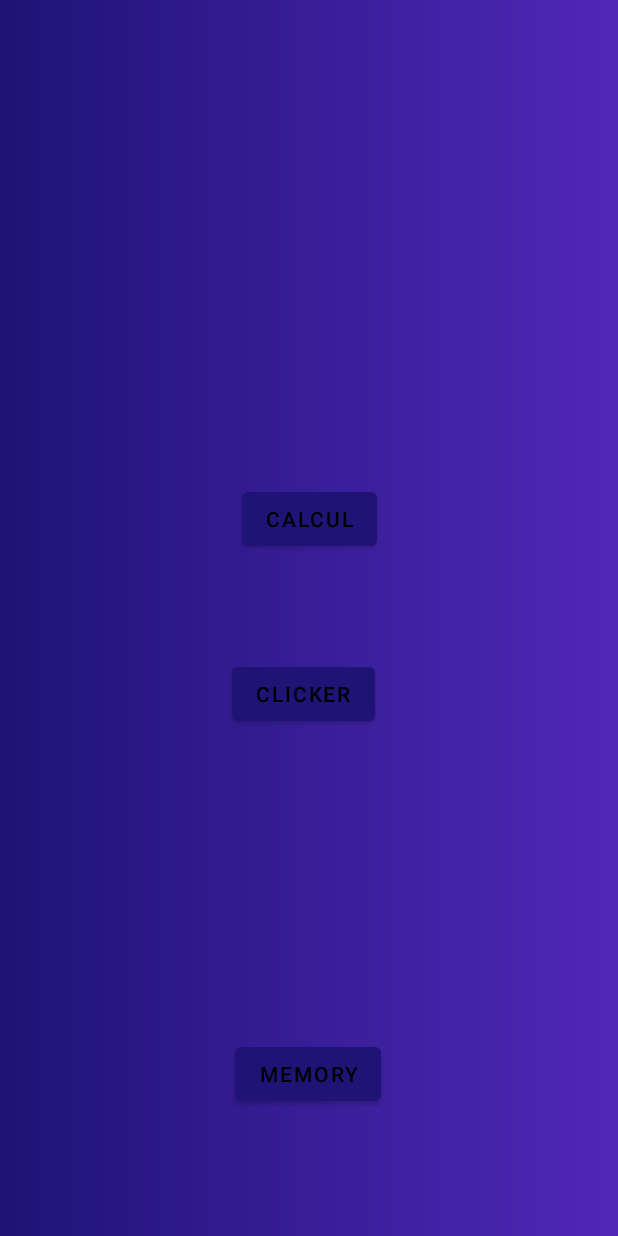
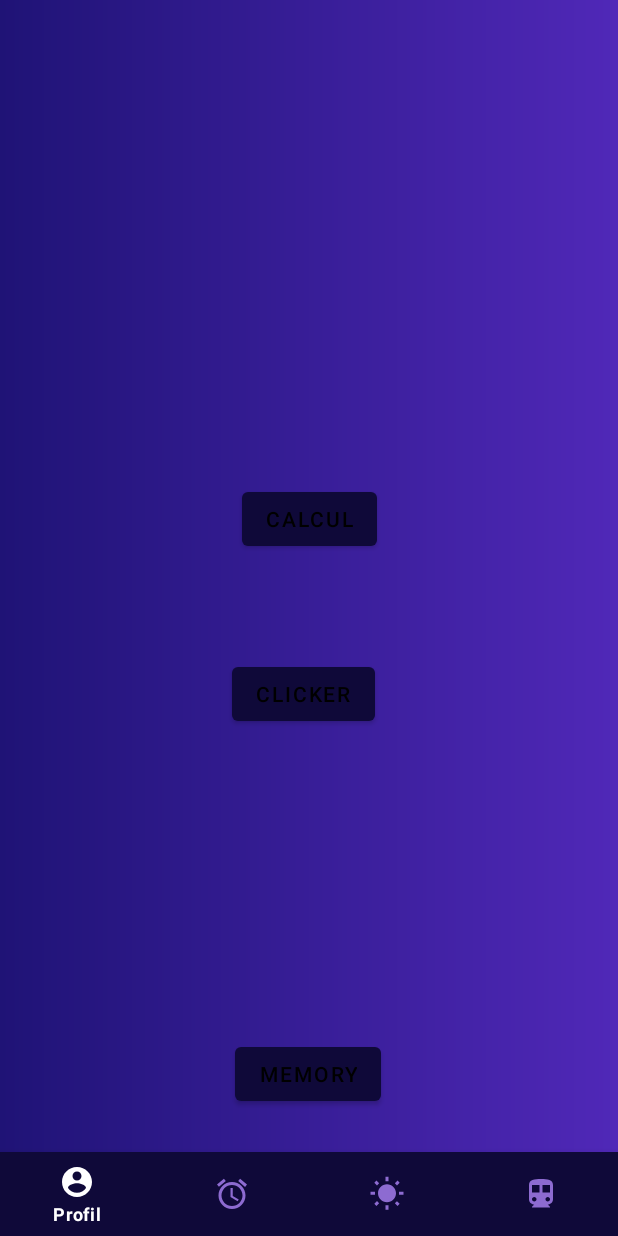
Before and after one commit to darlene-s/EtuMoov, an Android app: the screen it shows after launch (MainActivity), on a phone screen of 412 x 824 dp. Run offline under Robolectric (Android 15) with nearby library versions, the phone set to English and light mode, and no system bars.

Commit message:
navbar layout

```diff
--- /dev/null
+++ b/app/src/main/res/drawable/ic_meteo.xml
@@ -0,0 +1,10 @@
+<vector xmlns:android="http://schemas.android.com/apk/res/android"
+    android:width="24dp"
+    android:height="24dp"
+    android:viewportWidth="24"
+    android:viewportHeight="24"
+    android:tint="?attr/colorControlNormal">
+  <path
+      android:fillColor="@android:color/white"
+      android:pathData="M6.76,4.84l-1.8,-1.79 -1.41,1.41 1.79,1.79 1.42,-1.41zM4,10.5L1,10.5v2h3v-2zM13,0.55h-2L11,3.5h2L13,0.55zM20.45,4.46l-1.41,-1.41 -1.79,1.79 1.41,1.41 1.79,-1.79zM17.24,18.16l1.79,1.8 1.41,-1.41 -1.8,-1.79 -1.4,1.4zM20,10.5v2h3v-2h-3zM12,5.5c-3.31,0 -6,2.69 -6,6s2.69,6 6,6 6,-2.69 6,-6 -2.69,-6 -6,-6zM11,22.45h2L13,19.5h-2v2.95zM3.55,18.54l1.41,1.41 1.79,-1.8 -1.41,-1.41 -1.79,1.8z"/>
+</vector>
--- /dev/null
+++ b/app/src/main/res/drawable/ic_navigation.xml
@@ -0,0 +1,10 @@
+<vector xmlns:android="http://schemas.android.com/apk/res/android"
+    android:width="24dp"
+    android:height="24dp"
+    android:viewportWidth="24"
+    android:viewportHeight="24"
+    android:tint="?attr/colorControlNormal">
+  <path
+      android:fillColor="@android:color/white"
+      android:pathData="M12,2c-4.42,0 -8,0.5 -8,4v9.5C4,17.43 5.57,19 7.5,19L6,20.5v0.5h12v-0.5L16.5,19c1.93,0 3.5,-1.57 3.5,-3.5L20,6c0,-3.5 -3.58,-4 -8,-4zM7.5,17c-0.83,0 -1.5,-0.67 -1.5,-1.5S6.67,14 7.5,14s1.5,0.67 1.5,1.5S8.33,17 7.5,17zM11,11L6,11L6,6h5v5zM16.5,17c-0.83,0 -1.5,-0.67 -1.5,-1.5s0.67,-1.5 1.5,-1.5 1.5,0.67 1.5,1.5 -0.67,1.5 -1.5,1.5zM18,11h-5L13,6h5v5z"/>
+</vector>
--- /dev/null
+++ b/app/src/main/res/drawable/ic_profil.xml
@@ -0,0 +1,10 @@
+<vector xmlns:android="http://schemas.android.com/apk/res/android"
+    android:width="24dp"
+    android:height="24dp"
+    android:viewportWidth="24"
+    android:viewportHeight="24"
+    android:tint="?attr/colorControlNormal">
+  <path
+      android:fillColor="@android:color/white"
+      android:pathData="M12,2C6.48,2 2,6.48 2,12s4.48,10 10,10 10,-4.48 10,-10S17.52,2 12,2zM12,5c1.66,0 3,1.34 3,3s-1.34,3 -3,3 -3,-1.34 -3,-3 1.34,-3 3,-3zM12,19.2c-2.5,0 -4.71,-1.28 -6,-3.22 0.03,-1.99 4,-3.08 6,-3.08 1.99,0 5.97,1.09 6,3.08 -1.29,1.94 -3.5,3.22 -6,3.22z"/>
+</vector>
--- /dev/null
+++ b/app/src/main/res/drawable/ic_reveil.xml
@@ -0,0 +1,10 @@
+<vector xmlns:android="http://schemas.android.com/apk/res/android"
+    android:width="24dp"
+    android:height="24dp"
+    android:viewportWidth="24"
+    android:viewportHeight="24"
+    android:tint="?attr/colorControlNormal">
+  <path
+      android:fillColor="@android:color/white"
+      android:pathData="M22,5.72l-4.6,-3.86 -1.29,1.53 4.6,3.86L22,5.72zM7.88,3.39L6.6,1.86 2,5.71l1.29,1.53 4.59,-3.85zM12.5,8L11,8v6l4.75,2.85 0.75,-1.23 -4,-2.37L12.5,8zM12,4c-4.97,0 -9,4.03 -9,9s4.02,9 9,9c4.97,0 9,-4.03 9,-9s-4.03,-9 -9,-9zM12,20c-3.87,0 -7,-3.13 -7,-7s3.13,-7 7,-7 7,3.13 7,7 -3.13,7 -7,7z"/>
+</vector>
--- /dev/null
+++ b/app/src/main/res/drawable/selector.xml
@@ -0,0 +1,13 @@
+<?xml version="1.0" encoding="utf-8"?>
+<selector xmlns:android="http://schemas.android.com/apk/res/android">
+    <item
+        android:state_selected="true"
+        android:color="@android:color/white"
+        />
+    <item
+        android:state_selected="false"
+        android:color="@color/light_purple"
+        />
+
+
+</selector>
--- a/app/src/main/res/layout/activity_main.xml
+++ b/app/src/main/res/layout/activity_main.xml
@@ -42,4 +42,18 @@
         app:layout_constraintStart_toStartOf="parent"
         app:layout_constraintTop_toTopOf="parent"
         app:layout_constraintVertical_bias="0.681" />
+
+    <RelativeLayout
+        android:layout_width="match_parent"
+        android:layout_height="match_parent">
+        <com.google.android.material.bottomnavigation.BottomNavigationView
+            android:layout_width="match_parent"
+            android:layout_height="wrap_content"
+            android:id="@+id/bottom_nav"
+            app:itemBackground="@color/dark_blue"
+            app:itemTextColor="@drawable/selector"
+            app:itemIconTint="@drawable/selector"
+            app:menu="@menu/menu_nav"
+            android:layout_alignParentBottom="true"/>
+    </RelativeLayout>
 </androidx.constraintlayout.widget.ConstraintLayout>
--- /dev/null
+++ b/app/src/main/res/menu/menu_nav.xml
@@ -0,0 +1,21 @@
+<?xml version="1.0" encoding="utf-8"?>
+<menu xmlns:android="http://schemas.android.com/apk/res/android">
+    <item
+        android:id="@+id/profil"
+        android:title="@string/label_profil"
+        android:icon="@drawable/ic_profil"/>
+    <item
+        android:id="@+id/reveil"
+        android:title="@string/label_edt"
+        android:icon="@drawable/ic_reveil"/>
+    <item
+        android:id="@+id/meteo"
+        android:title="@string/label_reveil"
+        android:icon="@drawable/ic_meteo"/>
+    <item
+        android:id="@+id/navigation"
+        android:title="@string/label_MoovinTime"
+        android:icon="@drawable/ic_navigation"/>
+
+
+</menu>
--- a/app/src/main/res/values/strings.xml
+++ b/app/src/main/res/values/strings.xml
@@ -5,7 +5,7 @@
     <string name="votre_prenom">Votre prénom</string>
 
 
-    <!-- ************** Jeux  **************-->
+    <!-- ************** Jeux  ************** -->
 
     <string name="label_img">Image</string>
     <string name="label_calcul">Calcul</string>
@@ -14,5 +14,10 @@
     <string name="label_score">Score :</string>
     <string name="txt_regle_clicker">Cliquez sur l\'image pour la faire disparaître !</string>
 
+    <!-- **************  Nav  ************** -->
+    <string name="label_profil">Profil</string>
+    <string name="label_MoovinTime">Moovintime</string>
+    <string name="label_edt">EDT</string>
+    <string name="label_reveil">Réveil</string>
 
 </resources>
--- a/app/src/main/res/values/themes.xml
+++ b/app/src/main/res/values/themes.xml
@@ -2,13 +2,13 @@
     <!-- Base application theme. -->
     <style name="Theme.EtuMoov" parent="Theme.MaterialComponents.DayNight.NoActionBar">
         <!-- Primary brand color. -->
-        <item name="colorPrimary">@color/deep_blue</item>
-        <item name="colorPrimaryVariant">@color/midnight_blue</item>
+        <item name="colorPrimary">@color/dark_blue</item>
+        <item name="colorPrimaryVariant">@color/dark_purple</item>
         <item name="colorOnPrimary">@color/black</item>
         <!-- Secondary brand color. -->
         <item name="colorSecondary">@color/deep_blue</item>
-        <item name="colorSecondaryVariant">@color/midnight_blue</item>
-        <item name="colorOnSecondary">@color/black</item>
+        <item name="colorSecondaryVariant">@color/light_purple</item>
+        <item name="colorOnSecondary">@color/white</item>
         <!-- Status bar color. -->
         <item name="android:statusBarColor" tools:targetApi="l">?attr/colorPrimaryVariant</item>
         <!-- Customize your theme here. -->
```
